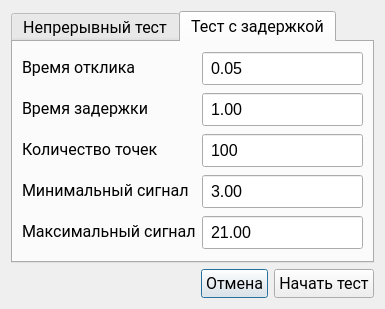
Above: MainTestSettings.ui from Rekvim/MpiSdk before the change. Below: the same form after it.
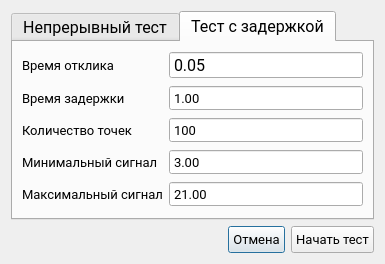
That is the form after the change.

The edit to the form file:
```diff
--- a/MainTestSettings.ui
+++ b/MainTestSettings.ui
@@ -7,9 +7,15 @@
     <x>0</x>
     <y>0</y>
     <width>385</width>
-    <height>300</height>
+    <height>261</height>
    </rect>
   </property>
+  <property name="sizePolicy">
+   <sizepolicy hsizetype="Maximum" vsizetype="Maximum">
+    <horstretch>0</horstretch>
+    <verstretch>0</verstretch>
+   </sizepolicy>
+  </property>
   <property name="font">
    <font>
     <family>Roboto</family>
@@ -115,7 +121,7 @@
          <property name="font">
           <font>
            <family>Segoe UI</family>
-           <pointsize>12</pointsize>
+           <pointsize>10</pointsize>
           </font>
          </property>
          <property name="text">
@@ -125,6 +131,18 @@
        </item>
        <item row="0" column="1">
         <widget class="QDoubleSpinBox" name="doubleSpinBox_response">
+         <property name="sizePolicy">
+          <sizepolicy hsizetype="Minimum" vsizetype="Maximum">
+           <horstretch>0</horstretch>
+           <verstretch>0</verstretch>
+          </sizepolicy>
+         </property>
+         <property name="minimumSize">
+          <size>
+           <width>0</width>
+           <height>0</height>
+          </size>
+         </property>
          <property name="font">
           <font>
            <family>Segoe UI</family>
@@ -132,7 +150,7 @@
           </font>
          </property>
          <property name="styleSheet">
-          <string notr="true">padding: 4px;</string>
+          <string notr="true"/>
          </property>
          <property name="buttonSymbols">
           <enum>QAbstractSpinBox::ButtonSymbols::NoButtons</enum>
@@ -153,7 +171,7 @@
          <property name="font">
           <font>
            <family>Segoe UI</family>
-           <pointsize>12</pointsize>
+           <pointsize>10</pointsize>
           </font>
          </property>
          <property name="text">
@@ -163,14 +181,20 @@
        </item>
        <item row="1" column="1">
         <widget class="QDoubleSpinBox" name="doubleSpinBox_delay">
+         <property name="sizePolicy">
+          <sizepolicy hsizetype="Minimum" vsizetype="Maximum">
+           <horstretch>0</horstretch>
+           <verstretch>0</verstretch>
+          </sizepolicy>
+         </property>
          <property name="font">
           <font>
            <family>Segoe UI</family>
-           <pointsize>12</pointsize>
+           <pointsize>10</pointsize>
           </font>
          </property>
          <property name="styleSheet">
-          <string notr="true">padding: 4px;</string>
+          <string notr="true"/>
          </property>
          <property name="buttonSymbols">
           <enum>QAbstractSpinBox::ButtonSymbols::NoButtons</enum>
@@ -194,7 +218,7 @@
          <property name="font">
           <font>
            <family>Segoe UI</family>
-           <pointsize>12</pointsize>
+           <pointsize>10</pointsize>
           </font>
          </property>
          <property name="text">
@@ -204,14 +228,20 @@
        </item>
        <item row="2" column="1">
         <widget class="QDoubleSpinBox" name="doubleSpinBox_points">
+         <property name="sizePolicy">
+          <sizepolicy hsizetype="Minimum" vsizetype="Maximum">
+           <horstretch>0</horstretch>
+           <verstretch>0</verstretch>
+          </sizepolicy>
+         </property>
          <property name="font">
           <font>
            <family>Segoe UI</family>
-           <pointsize>12</pointsize>
+           <pointsize>10</pointsize>
           </font>
          </property>
          <property name="styleSheet">
-          <string notr="true">padding: 4px;</string>
+          <string notr="true"/>
          </property>
          <property name="buttonSymbols">
           <enum>QAbstractSpinBox::ButtonSymbols::NoButtons</enum>
@@ -238,7 +268,7 @@
          <property name="font">
           <font>
            <family>Segoe UI</family>
-           <pointsize>12</pointsize>
+           <pointsize>10</pointsize>
           </font>
          </property>
          <property name="text">
@@ -248,14 +278,20 @@
        </item>
        <item row="3" column="1">
         <widget class="QDoubleSpinBox" name="doubleSpinBox_signal_min">
+         <property name="sizePolicy">
+          <sizepolicy hsizetype="Minimum" vsizetype="Maximum">
+           <horstretch>0</horstretch>
+           <verstretch>0</verstretch>
+          </sizepolicy>
+         </property>
          <property name="font">
           <font>
            <family>Segoe UI</family>
-           <pointsize>12</pointsize>
+           <pointsize>10</pointsize>
           </font>
          </property>
          <property name="styleSheet">
-          <string notr="true">padding: 4px;</string>
+          <string notr="true"/>
          </property>
          <property name="buttonSymbols">
           <enum>QAbstractSpinBox::ButtonSymbols::NoButtons</enum>
@@ -285,7 +321,7 @@
          <property name="font">
           <font>
            <family>Segoe UI</family>
-           <pointsize>12</pointsize>
+           <pointsize>10</pointsize>
           </font>
          </property>
          <property name="text">
@@ -295,14 +331,20 @@
        </item>
        <item row="4" column="1">
         <widget class="QDoubleSpinBox" name="doubleSpinBox_signal_max">
+         <property name="sizePolicy">
+          <sizepolicy hsizetype="Minimum" vsizetype="Maximum">
+           <horstretch>0</horstretch>
+           <verstretch>0</verstretch>
+          </sizepolicy>
+         </property>
          <property name="font">
           <font>
            <family>Segoe UI</family>
-           <pointsize>12</pointsize>
+           <pointsize>10</pointsize>
           </font>
          </property>
          <property name="styleSheet">
-          <string notr="true">padding: 4px;</string>
+          <string notr="true"/>
          </property>
          <property name="buttonSymbols">
           <enum>QAbstractSpinBox::ButtonSymbols::NoButtons</enum>
@@ -351,7 +393,7 @@
        <property name="font">
         <font>
          <family>Segoe UI</family>
-         <pointsize>12</pointsize>
+         <pointsize>10</pointsize>
         </font>
        </property>
        <property name="styleSheet">
@@ -367,7 +409,7 @@
        <property name="font">
         <font>
          <family>Segoe UI</family>
-         <pointsize>12</pointsize>
+         <pointsize>10</pointsize>
         </font>
        </property>
        <property name="styleSheet">
```
Left out of the diff: 16 changed lines with no effect on the pictures.
